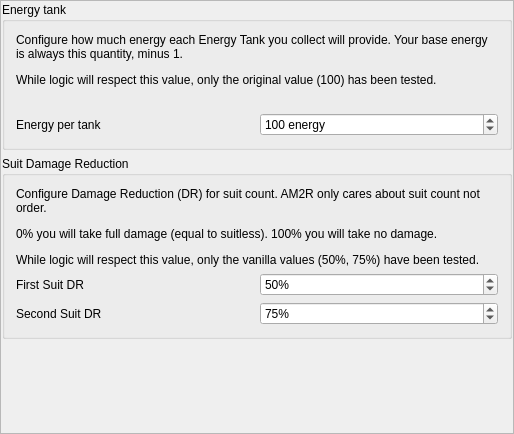
This is randovania/games/am2r/gui/ui_files/preset_am2r_energy.ui in randovania/randovania as Qt 5 draws it before an edit. The edited form follows.
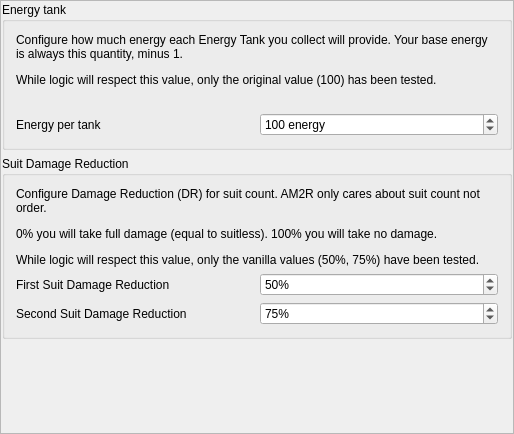
This is the edited form.

```diff
--- a/randovania/games/am2r/gui/ui_files/preset_am2r_energy.ui
+++ b/randovania/games/am2r/gui/ui_files/preset_am2r_energy.ui
@@ -43,8 +43,8 @@
         <rect>
          <x>0</x>
          <y>0</y>
-         <width>498</width>
-         <height>434</height>
+         <width>512</width>
+         <height>432</height>
         </rect>
        </property>
        <property name="sizePolicy">
@@ -133,7 +133,7 @@
            <item row="5" column="0">
             <widget class="QLabel" name="first_suit_label">
              <property name="text">
-              <string>First Suit DR</string>
+              <string>First Suit Damage Reduction</string>
              </property>
             </widget>
            </item>
@@ -188,7 +188,7 @@
            <item row="6" column="0">
             <widget class="QLabel" name="second_suit_label">
              <property name="text">
-              <string>Second Suit DR</string>
+              <string>Second Suit Damage Reduction</string>
              </property>
             </widget>
            </item>
```
